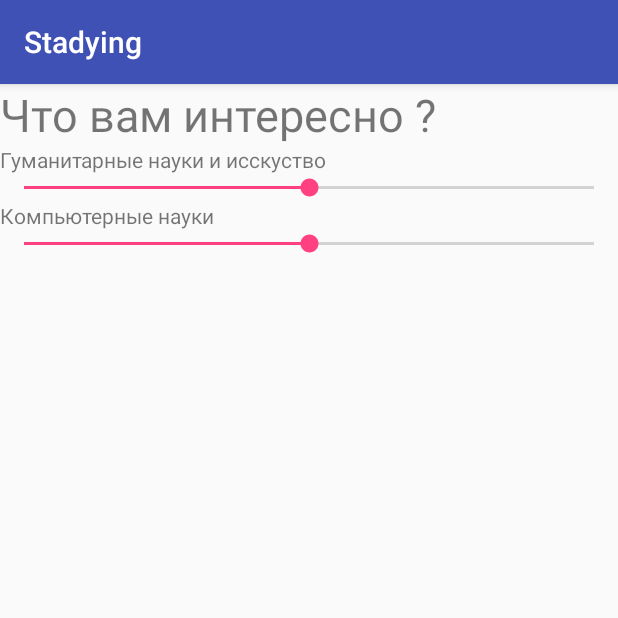
After one commit to AlFilippov/StadyingMap, an Android app: the fragment QuestionFragment1 shown on its own in the app's theme, on a phone screen of 412 x 824 dp, the top half of it. The commit adds this screen. Run offline under Robolectric (Android 15) with nearby library versions, the phone set to English and light mode, and no system bars.

Commit message:
added new Fragments , added new resource

```diff
--- /dev/null
+++ b/app/src/main/java/com/dom/stadying/QuestionFragment1.java
@@ -0,0 +1,63 @@
+package com.dom.stadying;
+
+import android.os.Bundle;
+import android.support.annotation.NonNull;
+import android.support.annotation.Nullable;
+import android.support.v4.app.Fragment;
+import android.view.LayoutInflater;
+import android.view.View;
+import android.view.ViewGroup;
+import android.widget.Button;
+import android.widget.SeekBar;
+import android.widget.TextView;
+
+public class QuestionFragment1 extends Fragment implements SeekBar.OnSeekBarChangeListener {
+
+
+    private int seekbar_changed1;
+    private int seekbar_changed2;
+    private int seekbar_changed3;
+
+    @Override
+    public View onCreateView(@NonNull LayoutInflater inflater, @Nullable ViewGroup container, @Nullable Bundle savedInstanceState) {
+
+        View qView = inflater.inflate(R.layout.question_fragment1, container, false);
+         SeekBar seekBar_HA = qView.findViewById(R.id.seekbar_ha);
+         SeekBar seekBar_CS = qView.findViewById(R.id.seekbar_cs);
+        seekBar_HA.setOnSeekBarChangeListener(this);
+        seekBar_CS.setOnSeekBarChangeListener(this);
+        return qView;
+    }
+
+
+    @Override
+    public void onProgressChanged(SeekBar seekBar, int progress, boolean fromUser) {
+
+    }
+    @Override
+    public void onStartTrackingTouch(SeekBar seekBar) {
+
+    }
+
+@Override
+    public void onStopTrackingTouch(SeekBar seekBar) {
+
+        switch (seekBar.getId()){
+
+            case R.id.seekbar_ha:
+
+                seekbar_changed1 = seekBar.getProgress();
+                break;
+            case R.id.seekbar_cs:
+                seekbar_changed2 = seekBar.getProgress();
+                break;
+        }
+
+    }
+
+
+
+
+
+
+}
--- /dev/null
+++ b/app/src/main/java/com/dom/stadying/QuestionFragment2.java
@@ -0,0 +1,4 @@
+package com.dom.stadying;
+
+public class QuestionFragment2 {
+}
--- /dev/null
+++ b/app/src/main/res/layout/question_fragment1.xml
@@ -0,0 +1,44 @@
+<ScrollView xmlns:android="http://schemas.android.com/apk/res/android"
+    android:layout_width="match_parent"
+    android:layout_height="match_parent">
+
+    <LinearLayout
+        android:layout_width="match_parent"
+        android:layout_height="match_parent"
+        android:orientation="vertical">
+
+        <TextView
+            android:id="@+id/fragment1_interes"
+            android:layout_width="match_parent"
+            android:layout_height="match_parent"
+            android:text="@string/fragment1_interes"
+            android:textSize="30sp" />
+
+        <TextView
+            android:id="@+id/humanitiesandart"
+            android:layout_width="match_parent"
+            android:layout_height="match_parent"
+            android:text="@string/humanitiesandart" />
+
+        <SeekBar
+            android:id="@+id/seekbar_ha"
+            android:layout_width="match_parent"
+            android:layout_height="match_parent"
+            android:max="10"
+            android:progress="5" />
+
+        <TextView
+            android:id="@+id/computer_science"
+            android:layout_width="match_parent"
+            android:layout_height="match_parent"
+            android:text="@string/computer_science" />
+
+        <SeekBar
+            android:id="@+id/seekbar_cs"
+            android:layout_width="match_parent"
+            android:layout_height="match_parent"
+            android:max="10"
+            android:progress="5" />
+
+    </LinearLayout>
+</ScrollView>
--- /dev/null
+++ b/app/src/main/res/layout/question_fragment2.xml
@@ -0,0 +1,6 @@
+<?xml version="1.0" encoding="utf-8"?>
+<android.support.constraint.ConstraintLayout
+    xmlns:android="http://schemas.android.com/apk/res/android" android:layout_width="match_parent"
+    android:layout_height="match_parent">
+
+</android.support.constraint.ConstraintLayout>
--- a/app/src/main/res/values/strings.xml
+++ b/app/src/main/res/values/strings.xml
@@ -6,4 +6,13 @@
     <string name="namePass">Введите пароль</string>
     <string name="getReg">Зарегистрироваться</string>
     <string name="showData">Показать данные регистрации</string>
+    <string name="ittech">Вам нравятся IT- технологии ?</string>
+    <string name="yes">Да</string>
+    <string name="No">Нет</string>
+    <string name="humanitiesandart">Гуманитарные науки и исскуство</string>
+    <string name="fragment1_interes">Что вам интересно ?</string>
+    <string name="business">Бизнес</string>
+    <string name="cooking">Кулинария</string>
+    <string name="computer_science">Компьютерные науки</string>
+    <string name="data_science">Наука о данных</string>
 </resources>
```
Also changed, not shown: app/src/main/java/com/dom/stadying/QuestionActivity.java (added, +10 -0 lines), app/src/main/res/layout/activity_question.xml (added, +8 -0 lines).
